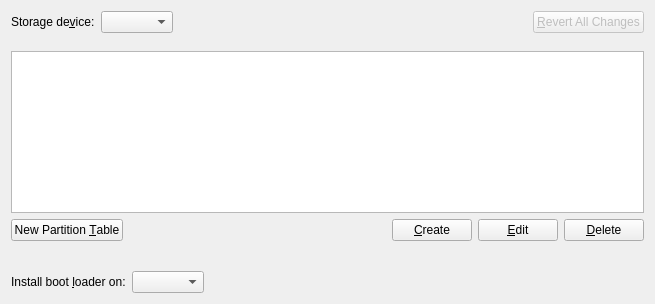
Above: src/modules/partition/gui/PartitionPage.ui from calamares/calamares before the change. Below: the same form after it.
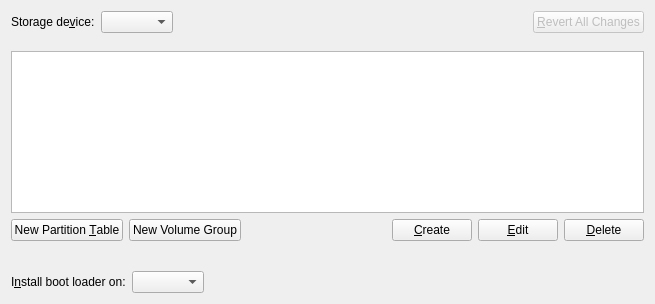
That is the form after the change. Custom widgets are drawn as their Qt base class.

Commit message: [partition] Initial implementation of VolumeGroupBaseDialog.

The edit to the form file:
```diff
--- a/src/modules/partition/gui/PartitionPage.ui
+++ b/src/modules/partition/gui/PartitionPage.ui
@@ -88,6 +88,13 @@
        </property>
       </widget>
      </item>
+     <item>
+      <widget class="QPushButton" name="newVolumeGroupButton">
+       <property name="text">
+        <string>New Volume Group</string>
+       </property>
+      </widget>
+     </item>
      <item>
       <spacer name="horizontalSpacer">
        <property name="orientation">
@@ -145,7 +152,7 @@
      <item>
       <widget class="QLabel" name="label_3">
        <property name="text">
-        <string>Install boot &amp;loader on:</string>
+        <string>I&amp;nstall boot loader on:</string>
        </property>
        <property name="buddy">
         <cstring>bootLoaderComboBox</cstring>
```
The commit also changes 13 other files.
